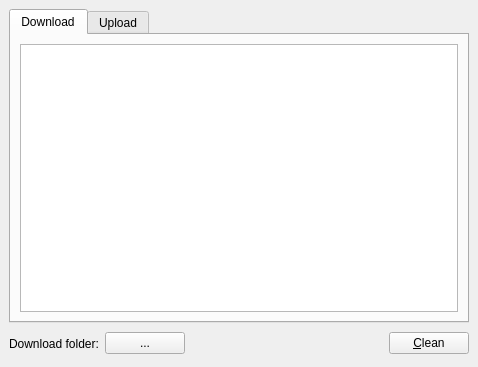
The window that wengophone/src/presentation/qt/filetransfer/FileTransferWidget.ui (tkrotoff/WengoPhone) describes before a commit, drawn with Qt 5.
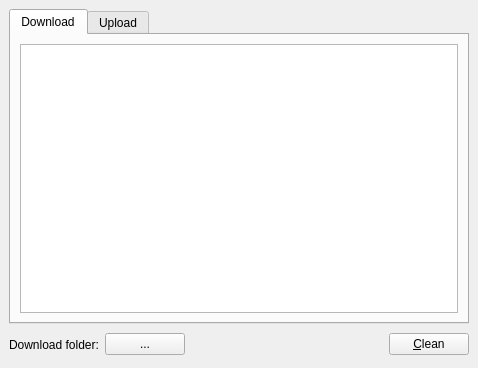
The same window after the commit. Icons and pictures are not drawn.

The edit to the form file:
```diff
--- a/wengophone/src/presentation/qt/filetransfer/FileTransferWidget.ui
+++ b/wengophone/src/presentation/qt/filetransfer/FileTransferWidget.ui
@@ -9,7 +9,7 @@
     <x>0</x>
     <y>0</y>
     <width>478</width>
-    <height>367</height>
+    <height>368</height>
    </rect>
   </property>
   <property name="windowTitle" >
@@ -37,271 +37,6 @@
    </item>
    <item row="1" column="1" >
     <widget class="QPushButton" name="pathButton" >
-     <property name="palette" >
-      <palette>
-       <active>
-        <color>
-         <red>0</red>
-         <green>0</green>
-         <blue>0</blue>
-        </color>
-        <color>
-         <red>239</red>
-         <green>239</green>
-         <blue>239</blue>
-        </color>
-        <color>
-         <red>255</red>
-         <green>255</green>
-         <blue>255</blue>
-        </color>
-        <color>
-         <red>255</red>
-         <green>255</green>
-         <blue>255</blue>
-        </color>
-        <color>
-         <red>85</red>
-         <green>85</green>
-         <blue>85</blue>
-        </color>
-        <color>
-         <red>199</red>
-         <green>199</green>
-         <blue>199</blue>
-        </color>
-        <color>
-         <red>0</red>
-         <green>0</green>
-         <blue>0</blue>
-        </color>
-        <color>
-         <red>255</red>
-         <green>255</green>
-         <blue>255</blue>
-        </color>
-        <color>
-         <red>0</red>
-         <green>0</green>
-         <blue>0</blue>
-        </color>
-        <color>
-         <red>255</red>
-         <green>255</green>
-         <blue>255</blue>
-        </color>
-        <color>
-         <red>239</red>
-         <green>239</green>
-         <blue>239</blue>
-        </color>
-        <color>
-         <red>0</red>
-         <green>0</green>
-         <blue>0</blue>
-        </color>
-        <color>
-         <red>103</red>
-         <green>141</green>
-         <blue>178</blue>
-        </color>
-        <color>
-         <red>255</red>
-         <green>255</green>
-         <blue>255</blue>
-        </color>
-        <color>
-         <red>0</red>
-         <green>0</green>
-         <blue>238</blue>
-        </color>
-        <color>
-         <red>82</red>
-         <green>24</green>
-         <blue>139</blue>
-        </color>
-        <color>
-         <red>232</red>
-         <green>232</green>
-         <blue>232</blue>
-        </color>
-       </active>
-       <inactive>
-        <color>
-         <red>0</red>
-         <green>0</green>
-         <blue>0</blue>
-        </color>
-        <color>
-         <red>239</red>
-         <green>239</green>
-         <blue>239</blue>
-        </color>
-        <color>
-         <red>255</red>
-         <green>255</green>
-         <blue>255</blue>
-        </color>
-        <color>
-         <red>255</red>
-         <green>255</green>
-         <blue>255</blue>
-        </color>
-        <color>
-         <red>85</red>
-         <green>85</green>
-         <blue>85</blue>
-        </color>
-        <color>
-         <red>199</red>
-         <green>199</green>
-         <blue>199</blue>
-        </color>
-        <color>
-         <red>0</red>
-         <green>0</green>
-         <blue>0</blue>
-        </color>
-        <color>
-         <red>255</red>
-         <green>255</green>
-         <blue>255</blue>
-        </color>
-        <color>
-         <red>0</red>
-         <green>0</green>
-         <blue>0</blue>
-        </color>
-        <color>
-         <red>255</red>
-         <green>255</green>
-         <blue>255</blue>
-        </color>
-        <color>
-         <red>239</red>
-         <green>239</green>
-         <blue>239</blue>
-        </color>
-        <color>
-         <red>0</red>
-         <green>0</green>
-         <blue>0</blue>
-        </color>
-        <color>
-         <red>103</red>
-         <green>141</green>
-         <blue>178</blue>
-        </color>
-        <color>
-         <red>255</red>
-         <green>255</green>
-         <blue>255</blue>
-        </color>
-        <color>
-         <red>0</red>
-         <green>0</green>
-         <blue>238</blue>
-        </color>
-        <color>
-         <red>82</red>
-         <green>24</green>
-         <blue>139</blue>
-        </color>
-        <color>
-         <red>232</red>
-         <green>232</green>
-         <blue>232</blue>
-        </color>
-       </inactive>
-       <disabled>
-        <color>
-         <red>128</red>
-         <green>128</green>
-         <blue>128</blue>
-        </color>
-        <color>
-         <red>239</red>
-         <green>239</green>
-         <blue>239</blue>
-        </color>
-        <color>
-         <red>255</red>
-         <green>255</green>
-         <blue>255</blue>
-        </color>
-        <color>
-         <red>255</red>
-         <green>255</green>
-         <blue>255</blue>
-        </color>
-        <color>
-         <red>85</red>
-         <green>85</green>
-         <blue>85</blue>
-        </color>
-        <color>
-         <red>199</red>
-         <green>199</green>
-         <blue>199</blue>
-        </color>
-        <color>
-         <red>199</red>
-         <green>199</green>
-         <blue>199</blue>
-        </color>
-        <color>
-         <red>255</red>
-         <green>255</green>
-         <blue>255</blue>
-        </color>
-        <color>
-         <red>128</red>
-         <green>128</green>
-         <blue>128</blue>
-        </color>
-        <color>
-         <red>239</red>
-         <green>239</green>
-         <blue>239</blue>
-        </color>
-        <color>
-         <red>239</red>
-         <green>239</green>
-         <blue>239</blue>
-        </color>
-        <color>
-         <red>0</red>
-         <green>0</green>
-         <blue>0</blue>
-        </color>
-        <color>
-         <red>86</red>
-         <green>117</green>
-         <blue>148</blue>
-        </color>
-        <color>
-         <red>255</red>
-         <green>255</green>
-         <blue>255</blue>
-        </color>
-        <color>
-         <red>0</red>
-         <green>0</green>
-         <blue>238</blue>
-        </color>
-        <color>
-         <red>82</red>
-         <green>24</green>
-         <blue>139</blue>
-        </color>
-        <color>
-         <red>232</red>
-         <green>232</green>
-         <blue>232</blue>
-        </color>
-       </disabled>
-      </palette>
-     </property>
      <property name="toolTip" >
       <string>&lt;html>&lt;head>&lt;meta name="qrichtext" content="1" />&lt;/head>&lt;body style=" white-space: pre-wrap; font-family:Sans Serif; font-size:9pt; font-weight:400; font-style:normal; text-decoration:none;">&lt;p style=" margin-top:0px; margin-bottom:0px; margin-left:0px; margin-right:0px; -qt-block-indent:0; text-indent:0px;">Click here to change your download folder&lt;/p>&lt;/body>&lt;/html></string>
      </property>
@@ -311,6 +46,12 @@
      <property name="icon" >
       <iconset resource="../wengophone.qrc" >:/pics/browse.png</iconset>
      </property>
+     <property name="autoDefault" >
+      <bool>false</bool>
+     </property>
+     <property name="flat" >
+      <bool>false</bool>
+     </property>
     </widget>
    </item>
    <item row="1" column="0" >
@@ -322,6 +63,15 @@
    </item>
    <item row="0" column="0" colspan="4" >
     <widget class="QTabWidget" name="tabWidget" >
+     <property name="focusPolicy" >
+      <enum>Qt::StrongFocus</enum>
+     </property>
+     <property name="tabPosition" >
+      <enum>QTabWidget::North</enum>
+     </property>
+     <property name="tabShape" >
+      <enum>QTabWidget::Rounded</enum>
+     </property>
      <widget class="QWidget" name="DownloadTab" >
       <attribute name="title" >
        <string>Download</string>
```
